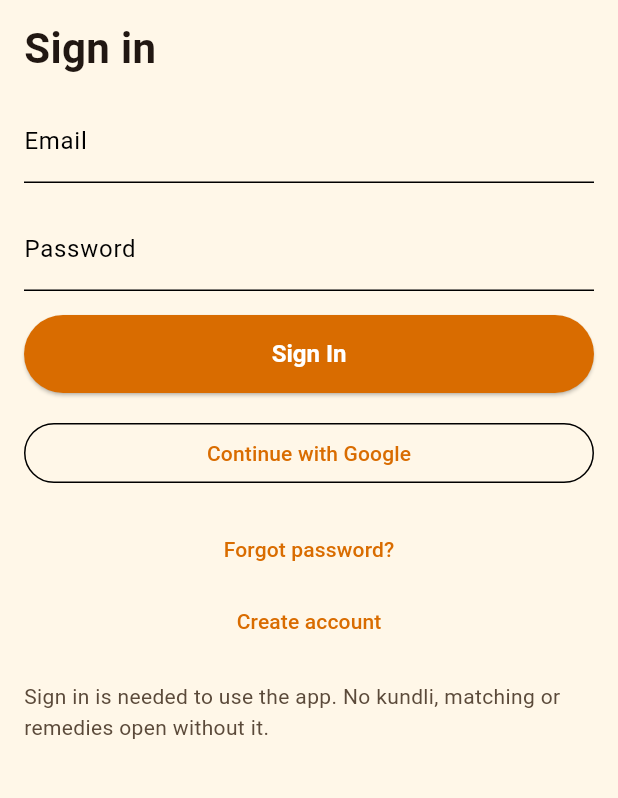
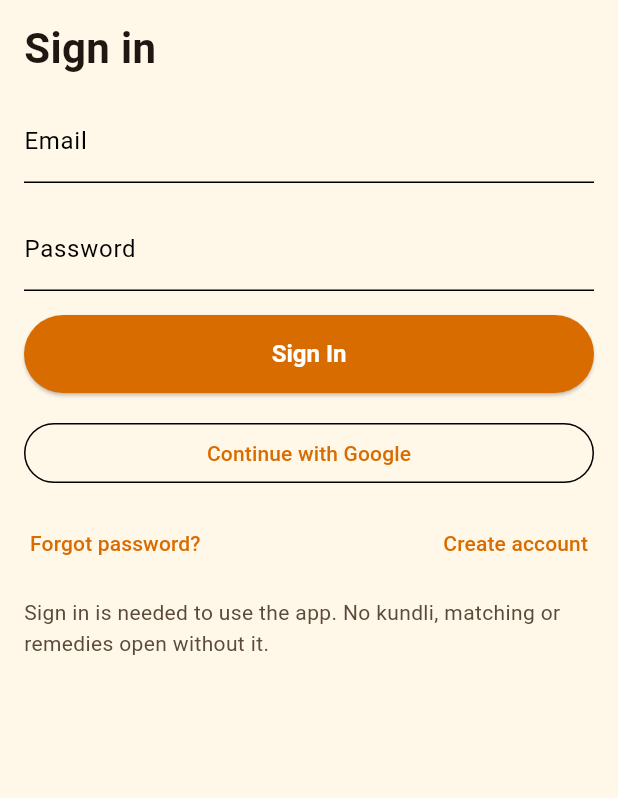
Before and after one commit to sunmughan/dharm-guru-shrinkhala, a Flutter app: the AuthScreen screen opened directly, on a phone screen of 412 x 824 dp, the part 84-882 px from its top. Run offline on Flutter 3.47's test engine with Material 3 defaults, Android fonts, the phone set to English and light mode, and no system bars; our stand-ins replace cloud_firestore, firebase_analytics, firebase_auth, firebase_core, firebase_messaging, firebase_remote_config and 3 more; accounts and stored records are empty; Roboto replaces fonts that are missing (Georgia).

Commit message:
Fix sign in links: Forgot password and Create account side by side in one row
The two links were stacked full width TextButtons with dead space
between them. They are now one tight Row, Forgot password on the
left and Create account on the right, each single line with no wrap
and shrink wrapped tap targets, so the same layout holds on narrow
screens. One shared AuthScreen serves the user app and the admin
app, so both are fixed by this one change. The create account and
forgot screens have only a single Back to sign in link, so there
is nothing to pair there. Adds a widget test asserting both links
share one row, Forgot password left of Create account, one line each.

```diff
--- a/analysis_options.yaml
+++ b/analysis_options.yaml
@@ -1,3 +1,9 @@
+analyzer:
+  exclude:
+    - build/**
+    - android/**
+    - ios/**
+    - web/**
 include: package:flutter_lints/flutter.yaml
 
 linter:
--- a/lib/screens/auth_screen.dart
+++ b/lib/screens/auth_screen.dart
@@ -273,16 +273,45 @@ class _AuthScreenState extends State<AuthScreen> {
             ),
             const SizedBox(height: AppSpacing.md),
           ],
-          if (_mode == _AuthMode.signIn) ...<Widget>[
-            TextButton(
-              onPressed: _busy ? null : () => _showMode(_AuthMode.forgot),
-              child: const Text('Forgot password?'),
+          if (_mode == _AuthMode.signIn)
+            // One tight row: Forgot password on the left, Create
+            // account on the right. Never stacked full width links
+            // with dead space between them.
+            Row(
+              mainAxisAlignment: MainAxisAlignment.spaceBetween,
+              children: <Widget>[
+                Flexible(
+                  child: TextButton(
+                    onPressed:
+                        _busy ? null : () => _showMode(_AuthMode.forgot),
+                    style: TextButton.styleFrom(
+                      padding: const EdgeInsets.symmetric(horizontal: 4),
+                      tapTargetSize: MaterialTapTargetSize.shrinkWrap,
+                    ),
+                    child: const Text(
+                      'Forgot password?',
+                      softWrap: false,
+                      overflow: TextOverflow.ellipsis,
+                    ),
+                  ),
+                ),
+                Flexible(
+                  child: TextButton(
+                    onPressed:
+                        _busy ? null : () => _showMode(_AuthMode.signUp),
+                    style: TextButton.styleFrom(
+                      padding: const EdgeInsets.symmetric(horizontal: 4),
+                      tapTargetSize: MaterialTapTargetSize.shrinkWrap,
+                    ),
+                    child: const Text(
+                      'Create account',
+                      softWrap: false,
+                      overflow: TextOverflow.ellipsis,
+                    ),
+                  ),
+                ),
+              ],
             ),
-            TextButton(
-              onPressed: _busy ? null : () => _showMode(_AuthMode.signUp),
-              child: const Text('Create account'),
-            ),
-          ],
           if (_mode != _AuthMode.signIn)
             TextButton(
               onPressed: _busy ? null : () => _showMode(_AuthMode.signIn),
```
Also changed, not shown: 1 other file.
